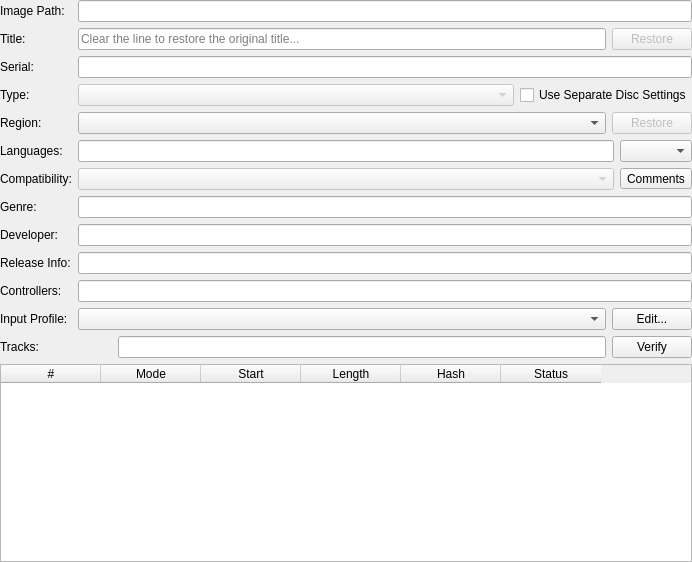
Before: the Qt Designer form src/duckstation-qt/gamesummarywidget.ui in kofxi3584karlayang/duckstation, drawn with Qt 5.
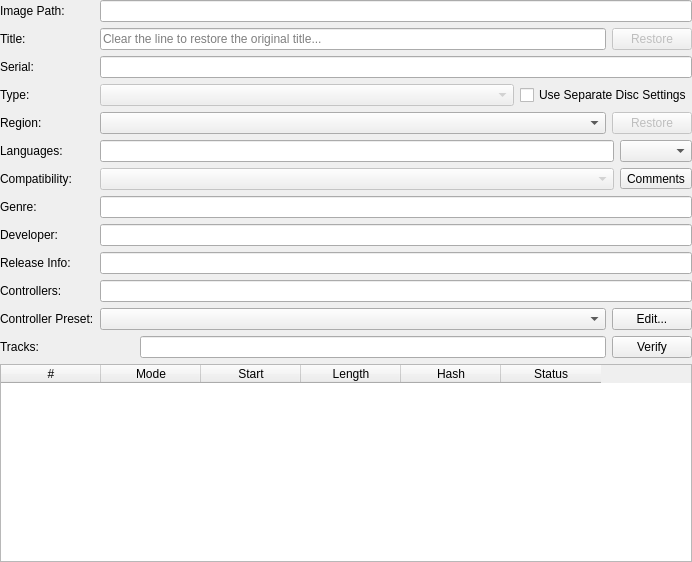
After: the same form once the commit is applied. Icons and pictures are not drawn.

Commit message:
Qt: Rename 'Input Profile' to 'Controller Preset'
Hopefully more noob-proof?

```diff
--- a/src/duckstation-qt/gamesummarywidget.ui
+++ b/src/duckstation-qt/gamesummarywidget.ui
@@ -54,7 +54,7 @@
    <item row="14" column="0">
     <widget class="QLabel" name="label_9">
      <property name="text">
-      <string>Input Profile:</string>
+      <string>Controller Preset:</string>
      </property>
     </widget>
    </item>
```
The commit also changes 4 other files.
